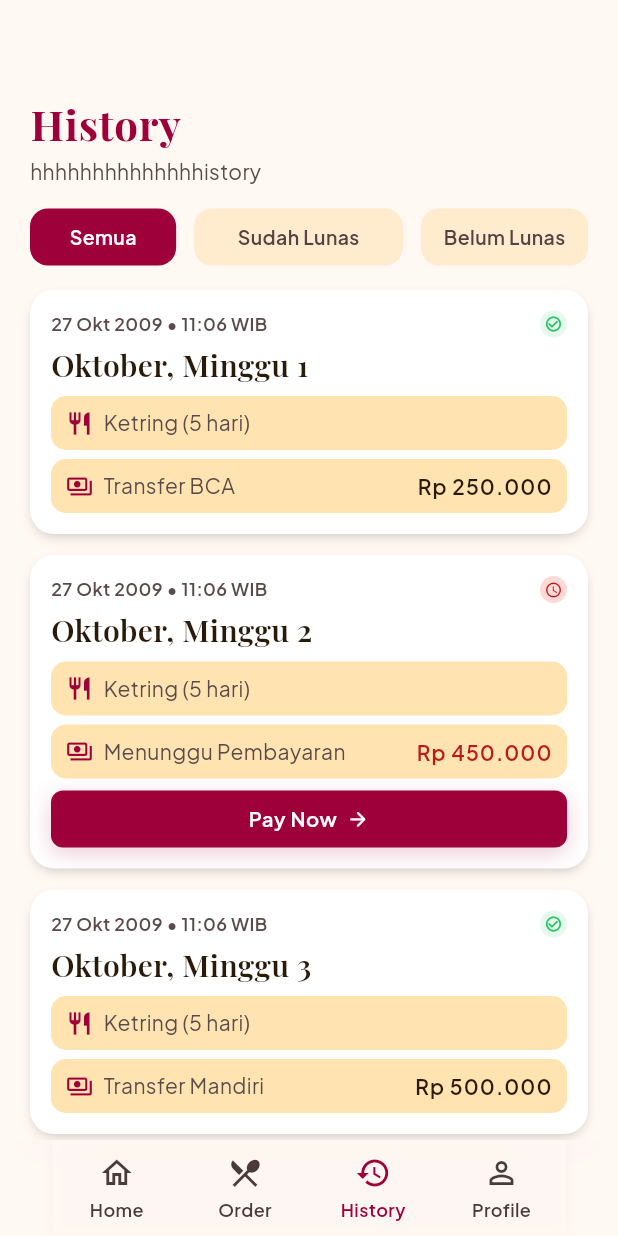
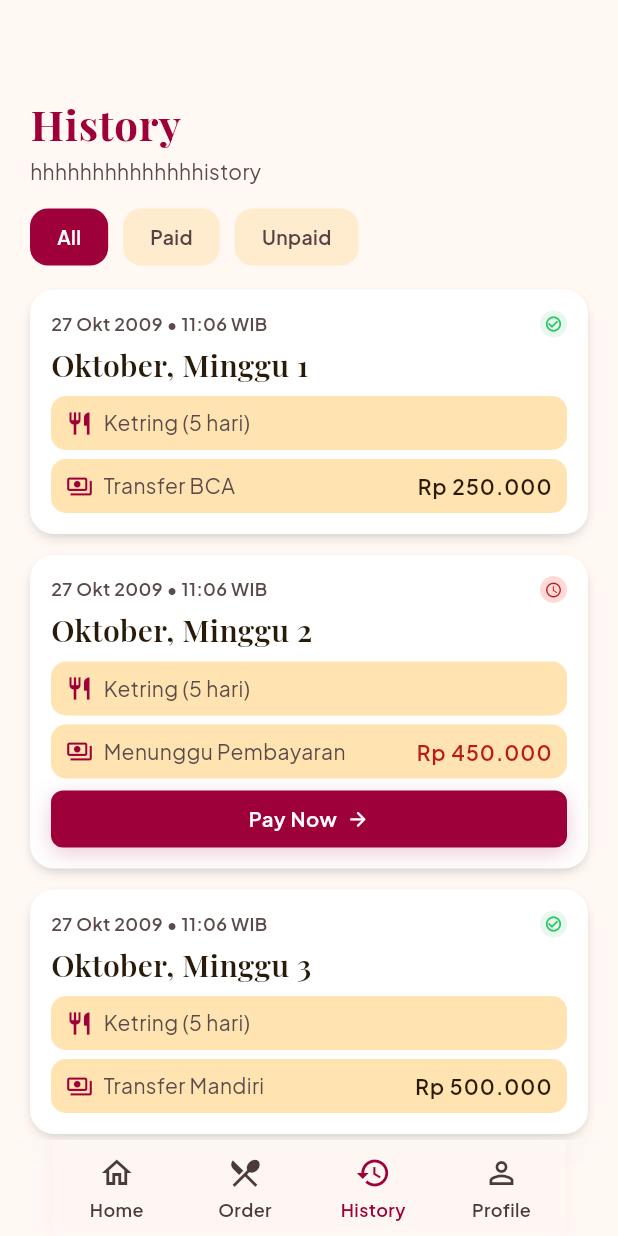
Before and after one commit to Humiiu/dc_multiplatforms, a Flutter app: the HistoryPage screen opened by its route, on a phone screen of 412 x 824 dp. Run offline on Flutter 3.47's test engine with Material 3 defaults, Android fonts, the light colour scheme and no system bars; our stand-ins replace firebase_auth, firebase_core, firebase_database, firebase_storage, flutter_riverpod, go_router and 2 more; accounts and stored records are empty.

Commit message:
selesai frontend polish history compact dan aturan git minor

```diff
--- a/lib/ui/history_page.dart
+++ b/lib/ui/history_page.dart
@@ -97,16 +97,13 @@ class _HistoryFilters extends StatelessWidget {
 
   @override
   Widget build(BuildContext context) {
-    const labels = ['Semua', 'Sudah Lunas', 'Belum Lunas'];
-    const flexes = [7, 10, 8];
+    const labels = ['All', 'Paid', 'Unpaid'];
 
     return Row(
       children: [
         for (var i = 0; i < labels.length; i++) ...[
-          if (i > 0) const SizedBox(width: 12),
-          Expanded(
-            flex: flexes[i],
-            child: Material(
+          if (i > 0) const SizedBox(width: 10),
+          Material(
             color: Colors.transparent,
             child: InkWell(
               onTap: () => onSelected(i),
@@ -114,6 +111,7 @@ class _HistoryFilters extends StatelessWidget {
               child: AnimatedContainer(
                 duration: const Duration(milliseconds: 180),
                 height: 38,
+                padding: const EdgeInsets.symmetric(horizontal: 18),
                 alignment: Alignment.center,
                 decoration: BoxDecoration(
                   color: selected == i
@@ -123,8 +121,6 @@ class _HistoryFilters extends StatelessWidget {
                 ),
                 child: Text(
                   labels[i],
-                    maxLines: 1,
-                    overflow: TextOverflow.ellipsis,
                   style: GoogleFonts.plusJakartaSans(
                     fontSize: 13,
                     fontWeight: FontWeight.w600,
@@ -132,7 +128,6 @@ class _HistoryFilters extends StatelessWidget {
                         ? Colors.white
                         : AppColors.inkVariant,
                     height: 1.2,
-                    ),
                   ),
                 ),
               ),
```
Also changed, not shown: 5 other files. Lines whose indentation alone changed are shown as unchanged.
